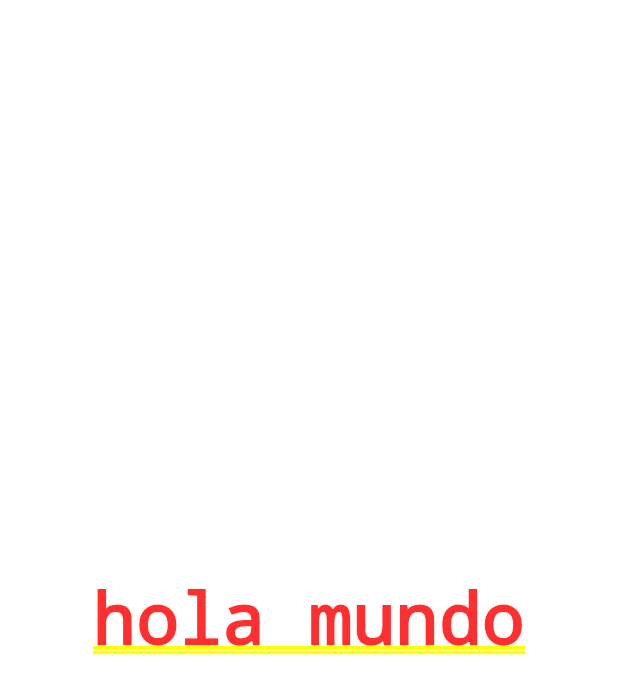
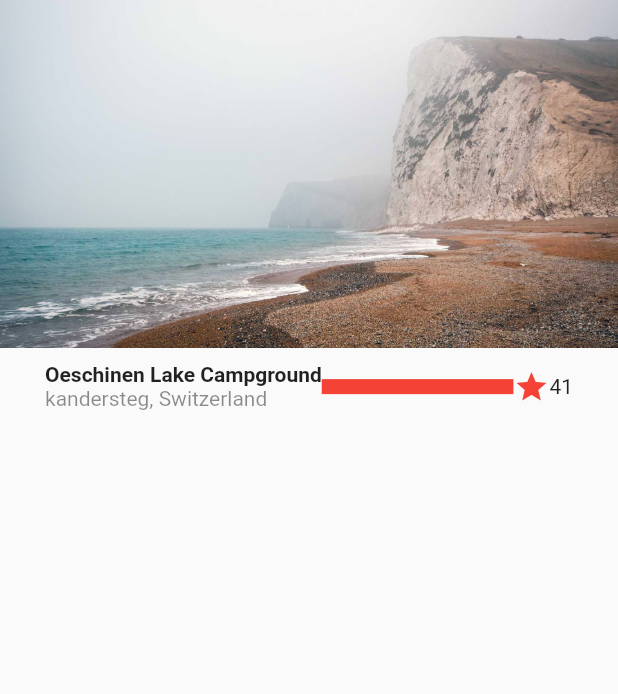
Before and after one commit to BryanParada/designsApp, a Flutter app: the screen it shows after launch, on a phone screen of 412 x 824 dp. Shown: the top 694 px of the screen. Run offline on Flutter 3.47's test engine with Material 2 defaults, Android fonts, the phone set to English and light mode, and no system bars.

Commit message:
F143 - basic design pt2

```diff
--- a/lib/main.dart
+++ b/lib/main.dart
@@ -1,4 +1,5 @@
 import 'package:flutter/material.dart';
+import 'package:designs_app/screens/basic_design.dart';
 
 void main() => runApp(const MyApp());
 
@@ -10,9 +11,10 @@ class MyApp extends StatelessWidget {
     return MaterialApp(
       debugShowCheckedModeBanner: false,
       title: 'Material App',
-      home: Center(
-        child: Text('hola mundo'),
-      )
+      initialRoute: 'basic_design',
+      routes: {
+        'basic_design': ( _ ) => BasicDesignScreen()
+      },
     );
   }
 }
--- /dev/null
+++ b/lib/screens/basic_design.dart
@@ -0,0 +1,55 @@
+import 'package:flutter/material.dart';
+
+class BasicDesignScreen extends StatelessWidget {
+
+  const BasicDesignScreen({Key? key}) : super(key: key);
+
+  @override
+  Widget build(BuildContext context) {
+    return Scaffold(
+      body: Column(
+        children: [
+          //Imagen
+          Image(image: AssetImage('assets/img1.jpg')),
+
+
+          //TItulo
+          Title()
+        ],
+      ),
+    );
+  }
+}
+
+class Title extends StatelessWidget {
+  const Title({
+    Key? key,
+  }) : super(key: key);
+
+  @override
+  Widget build(BuildContext context) {
+    return Container(
+      margin: EdgeInsets.symmetric( horizontal: 30, vertical: 10),
+      child: Row(
+        //mainAxisAlignment: MainAxisAlignment.spaceAround,
+
+        children: [
+
+          Column(
+            crossAxisAlignment: CrossAxisAlignment.start,
+            children: [
+              Text('Oeschinen Lake Campground', style: TextStyle( fontWeight: FontWeight.bold)),
+              Text('kandersteg, Switzerland', style: TextStyle(color: Colors.black45)),
+            ],
+          ),
+
+          //Expanded(child: Container( color: Colors.red, height: 10)), //para ver la separacion
+          Expanded(child: Container( color: Colors.red, height: 10)),
+
+          Icon( Icons.star, color: Colors.red),
+          Text('41')
+        ],
+      ),
+    );
+  }
+}
--- a/pubspec.yaml
+++ b/pubspec.yaml
@@ -60,8 +60,8 @@ flutter:
   uses-material-design: true
 
   # To add assets to your application, add an assets section, like this:
-  # assets:
-  #   - images/a_dot_burr.jpeg
+  assets:
+    - assets/
   #   - images/a_dot_ham.jpeg
 
   # An image asset can refer to one or more resolution-specific "variants", see
```
Also changed, not shown: assets/img1.jpg (added).
